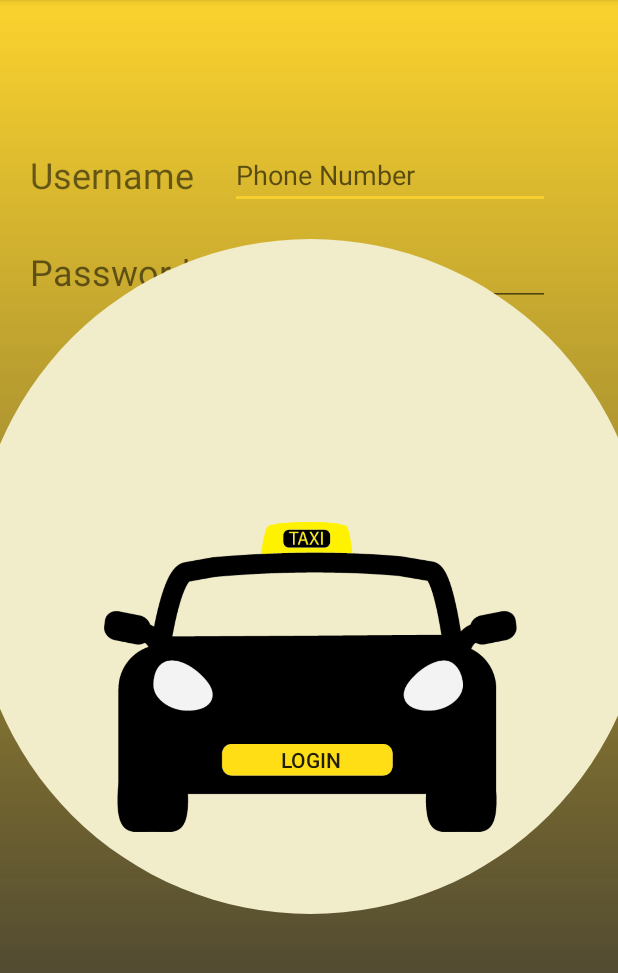
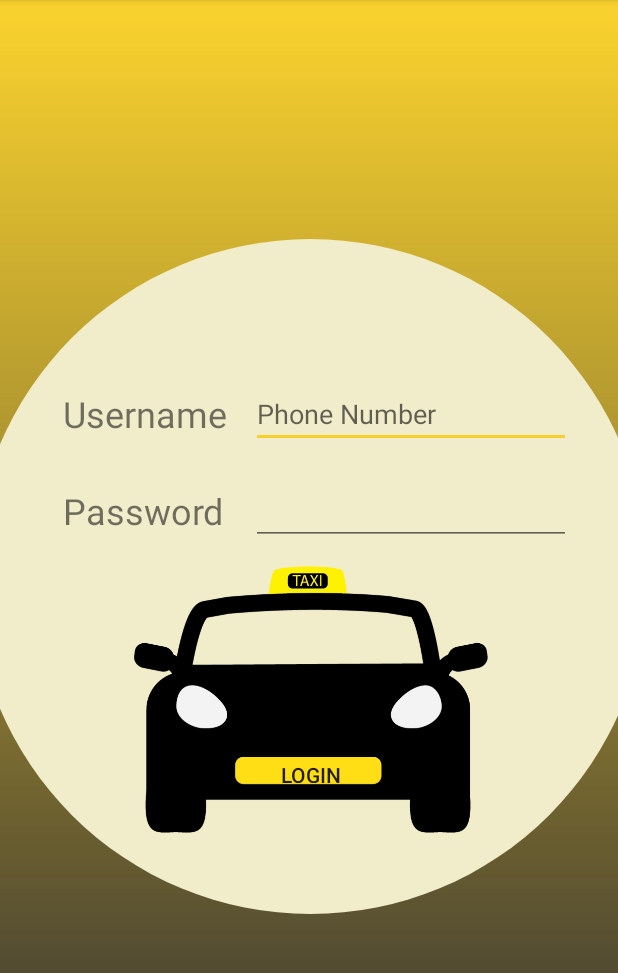
Before and after one commit to sagiselag/EmployeeShuttleReport, an Android app: the screen it shows after launch (MainActivity), on a phone screen of 412 x 824 dp, the part 84-1057 px from its top. Run offline under Robolectric (Android 15) with nearby library versions, the light colour scheme and no system bars.

Commit message:
Full project upload. Developing client-side in Android Environment - Course Project

```diff
--- a/app/src/main/java/com/example/employeeshuttlereport/Passenger.java
+++ b/app/src/main/java/com/example/employeeshuttlereport/Passenger.java
@@ -38,6 +38,7 @@ public class Passenger extends AppCompatActivity implements View.OnClickListener
     String name, hebName, phone, address, adminPermission, previousPhoneNumber;
     boolean update = false;
     String url = "https://script.google.com/macros/s/AKfycbyImjCwgc9ZeJL4Al979ItmwlgFdNSyrLnwu2NlCIPvBDdoKl8/exec";
+
     String language = Locale.getDefault().getDisplayLanguage();
     Bundle bundle;
 
--- a/app/src/main/res/layout/activity_main.xml
+++ b/app/src/main/res/layout/activity_main.xml
@@ -6,13 +6,21 @@
     android:layout_width="match_parent"
     android:layout_height="match_parent"
     android:orientation="vertical">
+    <androidx.constraintlayout.widget.ConstraintLayout
+        android:layout_width="450dp"
+        android:layout_height="450dp"
+        android:background="@drawable/solid_circle"
+        app:layout_constraintBottom_toBottomOf="parent"
+        app:layout_constraintEnd_toEndOf="parent"
+        app:layout_constraintStart_toStartOf="parent"
+        app:layout_constraintTop_toTopOf="parent">
 
         <TextView
             android:id="@+id/textViewLoginUsername"
             android:layout_width="wrap_content"
             android:layout_height="wrap_content"
-        android:layout_marginStart="20dp"
-        android:layout_marginLeft="20dp"
+            android:layout_marginStart="60dp"
+            android:layout_marginLeft="60dp"
             android:layout_marginTop="100dp"
             android:baselineAligned="false"
             android:text="@string/Username"
@@ -26,12 +34,15 @@
             android:layout_height="wrap_content"
             android:layout_marginStart="24dp"
             android:layout_marginLeft="24dp"
+            android:layout_marginEnd="60dp"
+            android:layout_marginRight="60dp"
             android:ems="10"
             android:hint="@string/Phone_Number"
             android:inputType="textPersonName|phone"
             android:maxLength="10"
             android:phoneNumber="true"
             app:layout_constraintBottom_toBottomOf="@+id/textViewLoginUsername"
+            app:layout_constraintEnd_toEndOf="parent"
             app:layout_constraintStart_toEndOf="@+id/textViewLoginUsername"
             app:layout_constraintTop_toTopOf="@+id/textViewLoginUsername" />
 
@@ -56,15 +67,6 @@
             app:layout_constraintStart_toStartOf="@+id/editTextUsernameInput"
             app:layout_constraintTop_toTopOf="@+id/textViewPassword" />
 
-    <androidx.constraintlayout.widget.ConstraintLayout
-        android:layout_width="450dp"
-        android:layout_height="450dp"
-        android:background="@drawable/solid_circle"
-        app:layout_constraintBottom_toBottomOf="parent"
-        app:layout_constraintEnd_toEndOf="parent"
-        app:layout_constraintStart_toStartOf="parent"
-        app:layout_constraintTop_toTopOf="parent">
-
 
         <Button
             android:id="@+id/buttonLogin"
@@ -82,8 +84,8 @@
 
         <ImageView
             android:id="@+id/imageView"
-            android:layout_width="275dp"
-            android:layout_height="316dp"
+            android:layout_width="236dp"
+            android:layout_height="286dp"
             app:layout_constraintBottom_toBottomOf="parent"
             app:layout_constraintEnd_toEndOf="parent"
             app:layout_constraintStart_toStartOf="parent"
```
Lines whose indentation alone changed are shown as unchanged.
